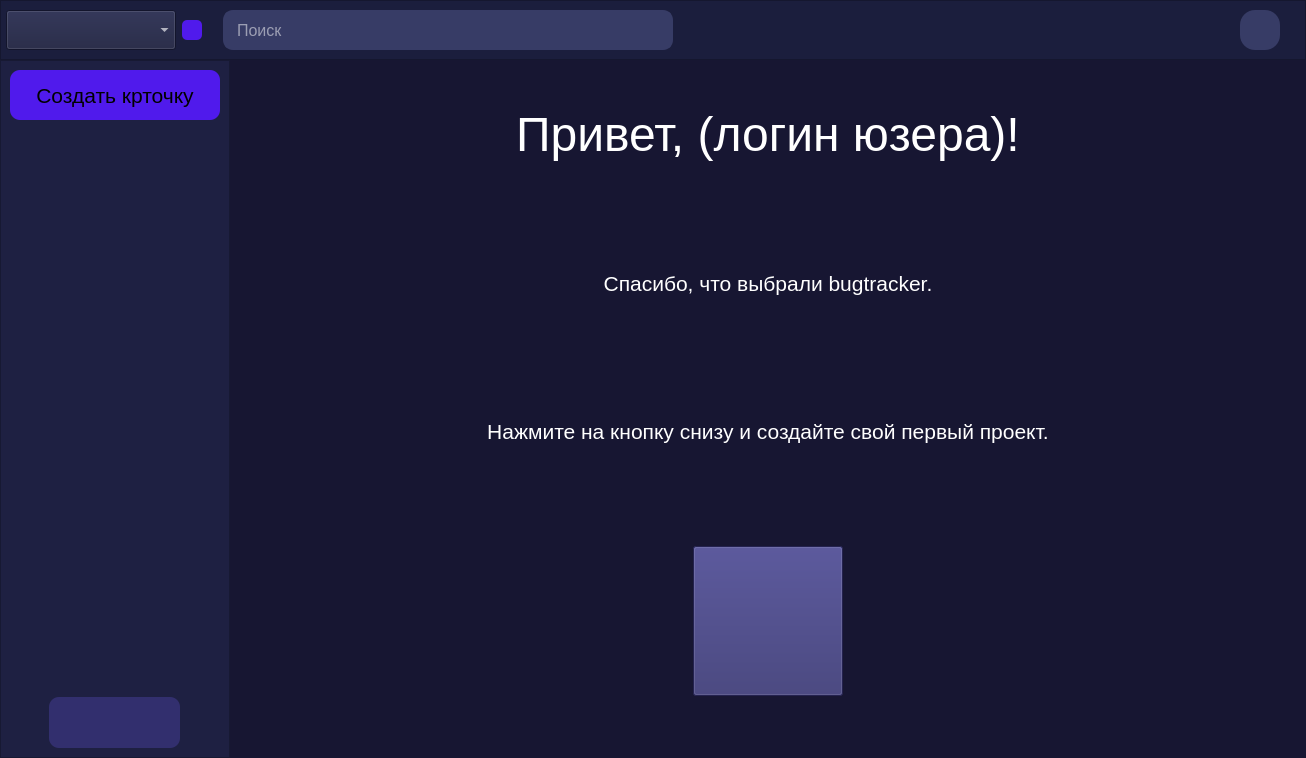
Old version of the form interfaces/welcome_page.ui in the repository ArtShibaev/Bugtracker.
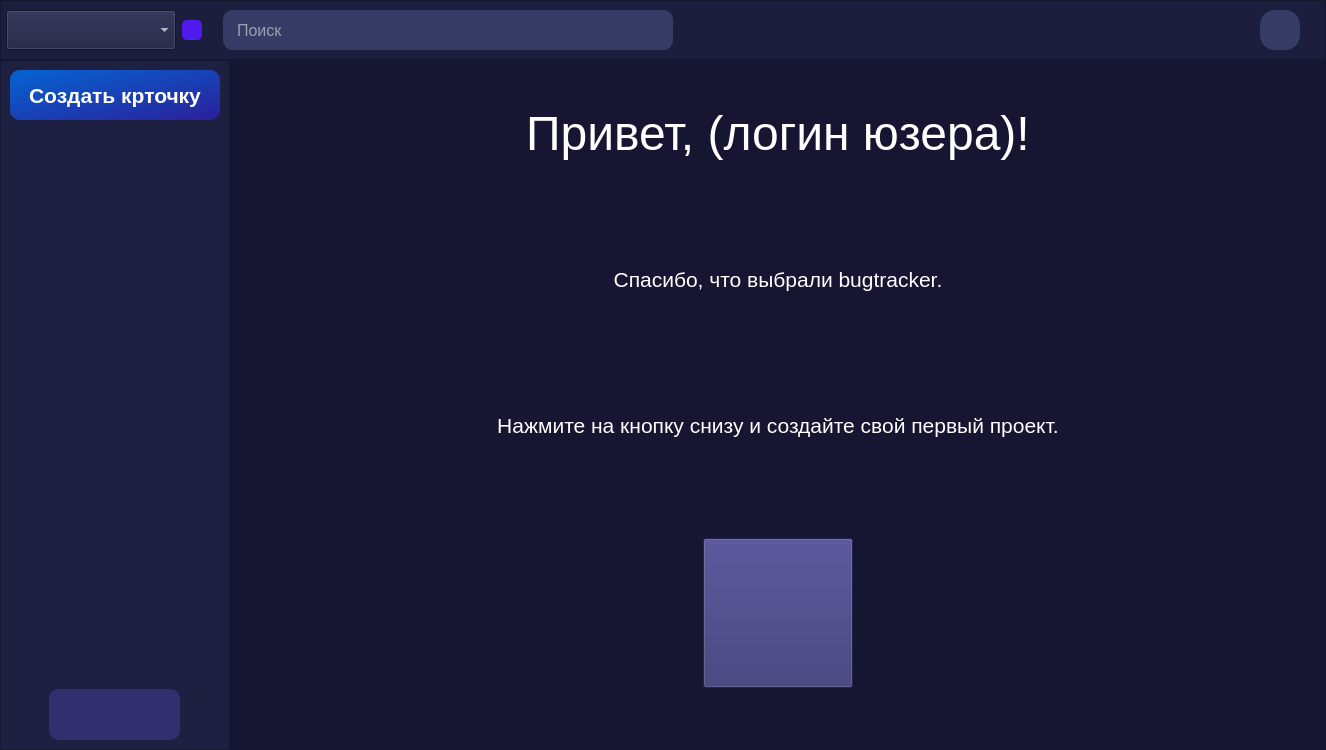
New version of the form.

Diff of the .ui file:
```diff
--- a/interfaces/welcome_page.ui
+++ b/interfaces/welcome_page.ui
@@ -6,10 +6,22 @@
    <rect>
     <x>0</x>
     <y>0</y>
-    <width>1306</width>
-    <height>758</height>
+    <width>1326</width>
+    <height>750</height>
    </rect>
   </property>
+  <property name="minimumSize">
+   <size>
+    <width>1326</width>
+    <height>750</height>
+   </size>
+  </property>
+  <property name="maximumSize">
+   <size>
+    <width>1326</width>
+    <height>750</height>
+   </size>
+  </property>
   <property name="cursor">
    <cursorShape>ArrowCursor</cursorShape>
   </property>
@@ -89,15 +101,20 @@
                  </property>
                  <property name="font">
                   <font>
-                   <pointsize>16</pointsize>
+                   <pointsize>-1</pointsize>
+                   <weight>99</weight>
+                   <bold>true</bold>
                   </font>
                  </property>
                  <property name="cursor">
                   <cursorShape>PointingHandCursor</cursorShape>
                  </property>
                  <property name="styleSheet">
-                  <string notr="true">background: #501AEC;
-border-radius: 10px;</string>
+                  <string notr="true">background-color: qlineargradient(spread:pad, x1:0, y1:0, x2:1, y2:1, stop:0 rgba(5, 100, 210, 255), stop:1 rgba(42, 32, 155, 255));
+border-radius: 10px;
+color: white;
+font-weight: 800;
+font-size: 21px;</string>
                  </property>
                  <property name="text">
                   <string>Создать крточку</string>
```
